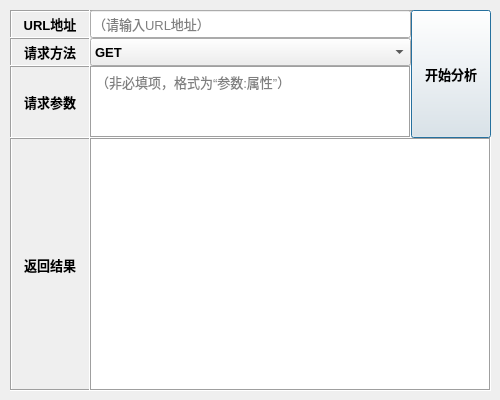
bainuicf/HttpAnalyzer, file UI.ui: the form before one commit.
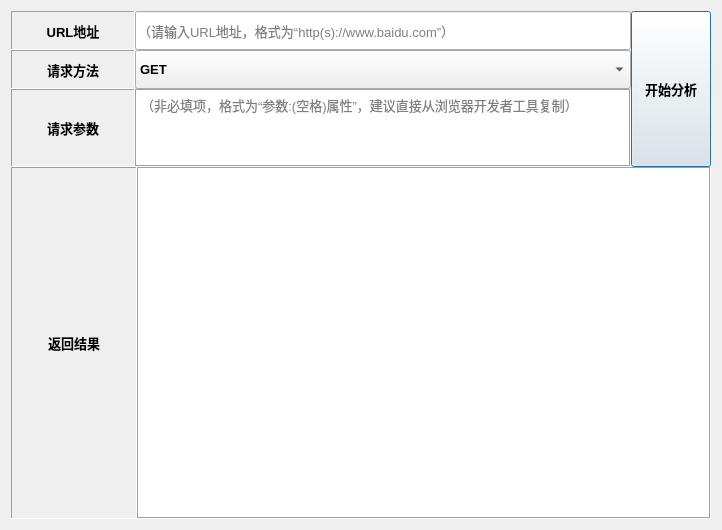
The form after the commit. Icons and pictures are not drawn.

What changed in the file:
```diff
--- a/UI.ui
+++ b/UI.ui
@@ -9,8 +9,8 @@
    <rect>
     <x>0</x>
     <y>0</y>
-    <width>500</width>
-    <height>400</height>
+    <width>722</width>
+    <height>530</height>
    </rect>
   </property>
   <property name="windowTitle">
@@ -20,36 +20,8 @@
    <iconset>
     <normaloff>../../OneDrive/图片/db7271a1bb4fb98f7303a5f6d1a7e2ee (2).png</normaloff>../../OneDrive/图片/db7271a1bb4fb98f7303a5f6d1a7e2ee (2).png</iconset>
   </property>
-  <widget class="QFrame" name="frame">
-   <property name="geometry">
-    <rect>
-     <x>10</x>
-     <y>10</y>
-     <width>481</width>
-     <height>381</height>
-    </rect>
-   </property>
-   <property name="sizePolicy">
-    <sizepolicy hsizetype="Preferred" vsizetype="Preferred">
-     <horstretch>0</horstretch>
-     <verstretch>0</verstretch>
-    </sizepolicy>
-   </property>
-   <property name="frameShape">
-    <enum>QFrame::Box</enum>
-   </property>
-   <property name="frameShadow">
-    <enum>QFrame::Sunken</enum>
-   </property>
-   <widget class="QWidget" name="layoutWidget">
-    <property name="geometry">
-     <rect>
-      <x>0</x>
-      <y>0</y>
-      <width>481</width>
-      <height>381</height>
-     </rect>
-    </property>
+  <layout class="QHBoxLayout" name="horizontalLayout_5">
+   <item>
     <layout class="QGridLayout" name="gridLayout" rowstretch="1,1,2,9" columnstretch="9,1">
      <property name="sizeConstraint">
       <enum>QLayout::SetDefaultConstraint</enum>
@@ -125,7 +97,63 @@
           <bool>true</bool>
          </property>
          <property name="placeholderText">
-          <string>（请输入URL地址）</string>
+          <string>（请输入URL地址，格式为“http(s)://www.baidu.com”）</string>
+         </property>
+        </widget>
+       </item>
+      </layout>
+     </item>
+     <item row="3" column="0" colspan="2">
+      <layout class="QHBoxLayout" name="horizontalLayout_4" stretch="18,82">
+       <property name="spacing">
+        <number>0</number>
+       </property>
+       <item>
+        <widget class="QLabel" name="label_4">
+         <property name="sizePolicy">
+          <sizepolicy hsizetype="Expanding" vsizetype="Expanding">
+           <horstretch>0</horstretch>
+           <verstretch>0</verstretch>
+          </sizepolicy>
+         </property>
+         <property name="font">
+          <font>
+           <pointsize>10</pointsize>
+           <bold>true</bold>
+          </font>
+         </property>
+         <property name="focusPolicy">
+          <enum>Qt::NoFocus</enum>
+         </property>
+         <property name="frameShape">
+          <enum>QFrame::Panel</enum>
+         </property>
+         <property name="frameShadow">
+          <enum>QFrame::Sunken</enum>
+         </property>
+         <property name="text">
+          <string>返回结果</string>
+         </property>
+         <property name="alignment">
+          <set>Qt::AlignCenter</set>
+         </property>
+        </widget>
+       </item>
+       <item>
+        <widget class="QTextBrowser" name="inputResult">
+         <property name="sizePolicy">
+          <sizepolicy hsizetype="Expanding" vsizetype="Expanding">
+           <horstretch>0</horstretch>
+           <verstretch>0</verstretch>
+          </sizepolicy>
+         </property>
+         <property name="font">
+          <font>
+           <pointsize>10</pointsize>
+          </font>
+         </property>
+         <property name="frameShape">
+          <enum>QFrame::Box</enum>
          </property>
         </widget>
        </item>
@@ -201,62 +229,6 @@
        </item>
       </layout>
      </item>
-     <item row="3" column="0" colspan="2">
-      <layout class="QHBoxLayout" name="horizontalLayout_4" stretch="2,10">
-       <property name="spacing">
-        <number>0</number>
-       </property>
-       <item>
-        <widget class="QLabel" name="label_4">
-         <property name="sizePolicy">
-          <sizepolicy hsizetype="Expanding" vsizetype="Expanding">
-           <horstretch>0</horstretch>
-           <verstretch>0</verstretch>
-          </sizepolicy>
-         </property>
-         <property name="font">
-          <font>
-           <pointsize>10</pointsize>
-           <bold>true</bold>
-          </font>
-         </property>
-         <property name="focusPolicy">
-          <enum>Qt::NoFocus</enum>
-         </property>
-         <property name="frameShape">
-          <enum>QFrame::Panel</enum>
-         </property>
-         <property name="frameShadow">
-          <enum>QFrame::Sunken</enum>
-         </property>
-         <property name="text">
-          <string>返回结果</string>
-         </property>
-         <property name="alignment">
-          <set>Qt::AlignCenter</set>
-         </property>
-        </widget>
-       </item>
-       <item>
-        <widget class="QTextBrowser" name="inputResult">
-         <property name="sizePolicy">
-          <sizepolicy hsizetype="Expanding" vsizetype="Expanding">
-           <horstretch>0</horstretch>
-           <verstretch>0</verstretch>
-          </sizepolicy>
-         </property>
-         <property name="font">
-          <font>
-           <pointsize>10</pointsize>
-          </font>
-         </property>
-         <property name="frameShape">
-          <enum>QFrame::Box</enum>
-         </property>
-        </widget>
-       </item>
-      </layout>
-     </item>
      <item row="2" column="0">
       <layout class="QHBoxLayout" name="horizontalLayout_3" stretch="2,8">
        <property name="spacing">
@@ -298,7 +270,7 @@
          <property name="sizePolicy">
           <sizepolicy hsizetype="Expanding" vsizetype="Expanding">
            <horstretch>0</horstretch>
-           <verstretch>2</verstretch>
+           <verstretch>0</verstretch>
           </sizepolicy>
          </property>
          <property name="font">
@@ -324,7 +296,7 @@
 &lt;p style=&quot;-qt-paragraph-type:empty; margin-top:0px; margin-bottom:0px; margin-left:0px; margin-right:0px; -qt-block-indent:0; text-indent:0px; font-size:9pt;&quot;&gt;&lt;br /&gt;&lt;/p&gt;&lt;/body&gt;&lt;/html&gt;</string>
          </property>
          <property name="placeholderText">
-          <string>（非必填项，格式为“参数:属性”）</string>
+          <string>（非必填项，格式为“参数:(空格)属性”，建议直接从浏览器开发者工具复制）</string>
          </property>
         </widget>
        </item>
@@ -368,8 +340,8 @@
       </widget>
      </item>
     </layout>
-   </widget>
-  </widget>
+   </item>
+  </layout>
  </widget>
  <resources/>
  <connections/>
```
Left out of the diff: 77 changed lines with no effect on the pictures.
